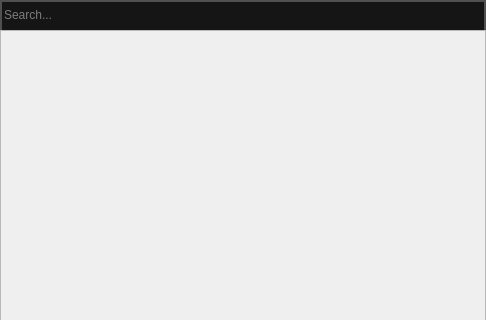
This is src/widgets/popup_menu/main.ui in dertwist/Hammer5Tools as Qt 5 draws it before an edit; both pictures show x 0 to 486 and y 0 to 320 of the 486 by 803 pixel window. The edited form follows.
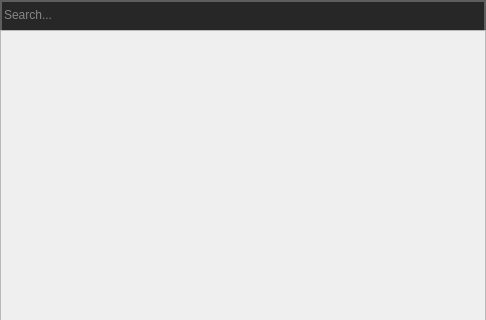
This is the edited form.

Patch:
```diff
--- a/src/widgets/popup_menu/main.ui
+++ b/src/widgets/popup_menu/main.ui
@@ -51,12 +51,12 @@
      </property>
      <property name="styleSheet">
       <string notr="true">QWidget  {
-    background-color: #151515;
+    background-color: #272727;
     outline: none;
 	border:2px solid black;
 	border-bottom:0px solid black;
 	border-radius: 0px;
-	border-color: rgba(80, 80, 80, 255);
+	border-color: rgba(94, 94, 94, 255);
 }</string>
      </property>
      <layout class="QHBoxLayout" name="horizontalLayout">
@@ -79,15 +79,15 @@
        <widget class="QLineEdit" name="lineEdit">
         <property name="styleSheet">
          <string notr="true">QLineEdit {
-    border: 0px solid #CCCCCC;
+    border: 0px solid #d0d0d0;
     border-radius: 0px;
-    color: #E3E3E3;
+    color: #e5e5e5;
 	font: 700 10pt &quot;Segoe UI&quot;;
 margin: 0px;
 padding: 0px;
 padding-top: 0px;
 padding-bottom: 0px;
-        border-color: rgba(80, 80, 80, 255);
+        border-color: rgba(94, 94, 94, 255);
 height:22px;
 }
 QLineEdit:focus {
```
Left out of the diff: 2 changed lines with no effect on the pictures.
